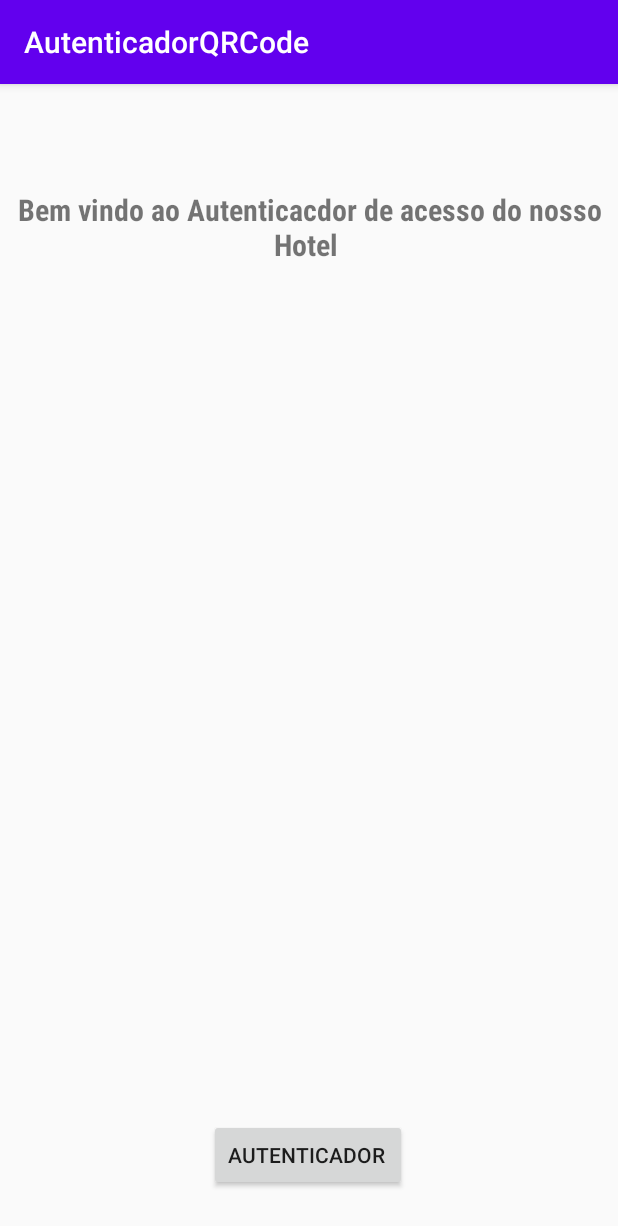
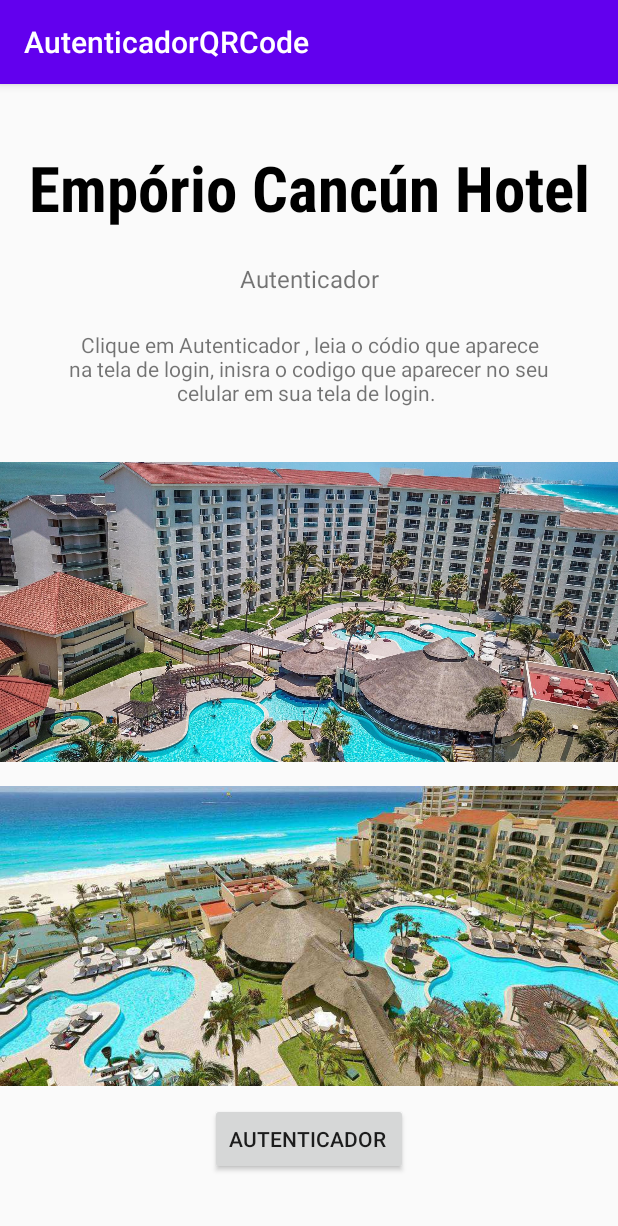
Before and after one commit to fernandosiqueira/AutenticadorQRCode, an Android app: the screen it shows after launch (MainActivity), on a phone screen of 412 x 824 dp. Shown: the top 1226 px of the screen. Run offline under Robolectric (Android 15) with nearby library versions, the phone set to English and light mode, and no system bars; libraries missing offline, so code that uses them is left out: com.google.zxing.integration.

Commit message:
Criação de novas aplicações

```diff
--- a/app/src/main/java/com/example/autenticadorqrcode/MainActivity.java
+++ b/app/src/main/java/com/example/autenticadorqrcode/MainActivity.java
@@ -14,6 +14,7 @@ import com.google.zxing.integration.android.IntentResult;
 
 public class MainActivity extends AppCompatActivity {
     Button btnScan;
+    int idPessoa;
 
     @Override
     protected void onCreate(Bundle savedInstanceState) {
--- a/app/src/main/res/layout/activity_main.xml
+++ b/app/src/main/res/layout/activity_main.xml
@@ -1,25 +1,35 @@
 <?xml version="1.0" encoding="utf-8"?>
-<android.support.constraint.ConstraintLayout xmlns:android="http://schemas.android.com/apk/res/android"
-    xmlns:app="http://schemas.android.com/apk/res-auto"
+
+
+<ScrollView xmlns:app="http://schemas.android.com/apk/res-auto"
     xmlns:tools="http://schemas.android.com/tools"
+    xmlns:android="http://schemas.android.com/apk/res/android"
+    android:layout_width="match_parent"
+    android:layout_height="match_parent"
+    android:fillViewport="true"
+    >
+<android.support.constraint.ConstraintLayout
     android:layout_width="match_parent"
     android:layout_height="match_parent"
     tools:context=".MainActivity">
 
     <TextView
         android:id="@+id/textView"
-        android:layout_width="411dp"
-        android:layout_height="62dp"
+        android:layout_width="wrap_content"
+        android:layout_height="wrap_content"
         android:layout_marginStart="20dp"
-        android:layout_marginTop="70dp"
+        android:layout_marginTop="30dp"
         android:layout_marginEnd="20dp"
         android:fontFamily="sans-serif-condensed"
-        android:text="Bem vindo ao Autenticacdor de acesso do nosso Hotel "
+        android:text="Empório Cancún Hotel"
         android:textAlignment="center"
         android:textAllCaps="false"
-        android:textSize="20sp"
+        android:textColor="#000000"
+        android:textSize="42sp"
         android:textStyle="bold"
+        app:layout_constraintBottom_toTopOf="@+id/textView2"
         app:layout_constraintEnd_toEndOf="parent"
+        app:layout_constraintHorizontal_bias="0.5"
         app:layout_constraintStart_toStartOf="parent"
         app:layout_constraintTop_toTopOf="parent" />
 
@@ -31,7 +41,61 @@
         android:text="Autenticador "
         app:layout_constraintBottom_toBottomOf="parent"
         app:layout_constraintEnd_toEndOf="parent"
-        app:layout_constraintHorizontal_bias="0.497"
-        app:layout_constraintStart_toStartOf="parent" />
+        app:layout_constraintStart_toStartOf="parent"
+        app:layout_constraintTop_toBottomOf="@+id/imageView3" />
+
+    <TextView
+        android:id="@+id/textView2"
+        android:layout_width="wrap_content"
+        android:layout_height="19dp"
+        android:layout_marginTop="10dp"
+        android:text="Autenticador"
+        android:textSize="16sp"
+        app:layout_constraintBottom_toTopOf="@+id/textView3"
+        app:layout_constraintEnd_toEndOf="parent"
+        app:layout_constraintHorizontal_bias="0.5"
+        app:layout_constraintStart_toStartOf="parent"
+        app:layout_constraintTop_toBottomOf="@+id/textView" />
+
+    <ImageView
+        android:id="@+id/imageView"
+        android:layout_width="0dp"
+        android:layout_height="200dp"
+        android:layout_marginTop="25dp"
+        android:scaleType="centerCrop"
+        app:layout_constraintBottom_toTopOf="@+id/imageView3"
+        app:layout_constraintEnd_toEndOf="parent"
+        app:layout_constraintHorizontal_bias="0.5"
+        app:layout_constraintStart_toStartOf="parent"
+        app:layout_constraintTop_toBottomOf="@+id/textView3"
+        app:srcCompat="@drawable/hotel03" />
+
+    <ImageView
+        android:id="@+id/imageView3"
+        android:layout_width="wrap_content"
+        android:layout_height="200dp"
+        android:layout_marginTop="5dp"
+        android:scaleType="centerCrop"
+        app:layout_constraintBottom_toTopOf="@+id/btnscan"
+        app:layout_constraintEnd_toEndOf="parent"
+        app:layout_constraintHorizontal_bias="0.5"
+        app:layout_constraintStart_toStartOf="parent"
+        app:layout_constraintTop_toBottomOf="@+id/imageView"
+        app:srcCompat="@drawable/hotel01" />
+
+    <TextView
+        android:id="@+id/textView3"
+        android:layout_width="330dp"
+        android:layout_height="52dp"
+        android:layout_marginTop="15dp"
+        android:text="Clique em Autenticador , leia o códio que aparece na tela de login, inisra o codigo que aparecer no seu celular em sua tela de login. "
+        android:textAlignment="center"
+        app:layout_constraintBottom_toTopOf="@+id/imageView"
+        app:layout_constraintEnd_toEndOf="parent"
+        app:layout_constraintHorizontal_bias="0.5"
+        app:layout_constraintStart_toStartOf="parent"
+        app:layout_constraintTop_toBottomOf="@+id/textView2" />
 
 </android.support.constraint.ConstraintLayout>
+
+</ScrollView>
```
Also changed, not shown: app/src/main/res/layout/TelaCadastro.xml (added, +117 -0 lines), app/src/main/res/drawable-v24/hotel01.jpg (added), app/src/main/res/drawable-v24/hotel02.jpg (added), app/src/main/res/drawable-v24/hotel03.jpg (added).
